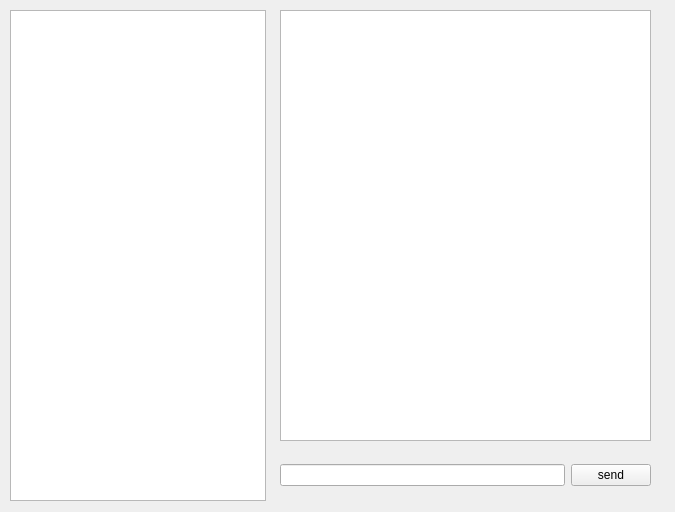
The window that IM/application-uic/im_form.ui (FrancoChiappori/qt-workshop) describes before a commit, drawn with Qt 5.
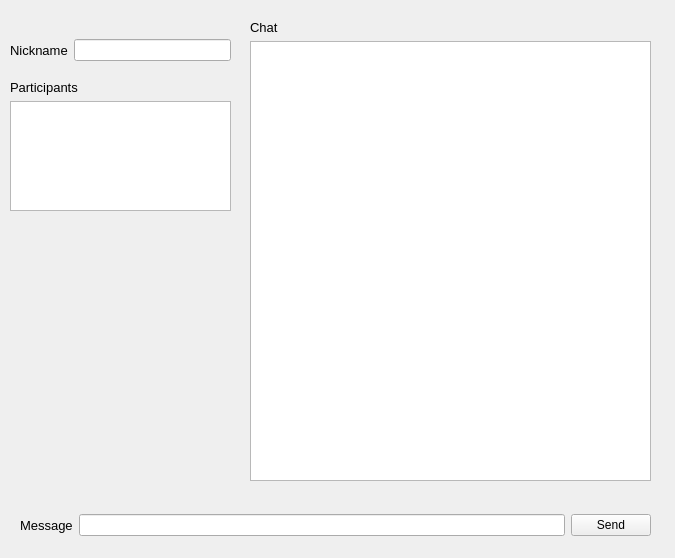
The same window after the commit.

Patch:
```diff
--- a/IM/application-uic/im_form.ui
+++ b/IM/application-uic/im_form.ui
@@ -7,7 +7,7 @@
     <x>0</x>
     <y>0</y>
     <width>675</width>
-    <height>512</height>
+    <height>558</height>
    </rect>
   </property>
   <property name="windowTitle">
@@ -19,44 +19,121 @@
   <widget class="QWidget" name="horizontalLayoutWidget">
    <property name="geometry">
     <rect>
-     <x>280</x>
-     <y>450</y>
-     <width>371</width>
+     <x>20</x>
+     <y>500</y>
+     <width>631</width>
      <height>51</height>
     </rect>
    </property>
    <layout class="QHBoxLayout" name="horizontalLayout">
     <item>
-     <widget class="QLineEdit" name="message_input"/>
+     <widget class="QLabel" name="MessageLabel">
+      <property name="font">
+       <font>
+        <pointsize>10</pointsize>
+       </font>
+      </property>
+      <property name="text">
+       <string>Message</string>
+      </property>
+     </widget>
     </item>
     <item>
-     <widget class="QPushButton" name="send_button">
+     <widget class="QLineEdit" name="MessageInput"/>
+    </item>
+    <item>
+     <widget class="QPushButton" name="SendMessage">
       <property name="text">
-       <string>send</string>
+       <string>Send</string>
       </property>
      </widget>
     </item>
    </layout>
   </widget>
-  <widget class="QListView" name="chatMsgView">
+  <widget class="QWidget" name="horizontalLayoutWidget_2">
    <property name="geometry">
     <rect>
-     <x>280</x>
-     <y>10</y>
-     <width>371</width>
-     <height>431</height>
+     <x>10</x>
+     <y>30</y>
+     <width>221</width>
+     <height>41</height>
     </rect>
    </property>
+   <layout class="QHBoxLayout" name="horizontalLayout_2">
+    <item>
+     <widget class="QLabel" name="NicknameLabel">
+      <property name="font">
+       <font>
+        <pointsize>10</pointsize>
+       </font>
+      </property>
+      <property name="text">
+       <string>Nickname</string>
+      </property>
+     </widget>
+    </item>
+    <item>
+     <widget class="QLineEdit" name="Nickname">
+      <property name="maxLength">
+       <number>30</number>
+      </property>
+     </widget>
+    </item>
+   </layout>
   </widget>
-  <widget class="QTreeView" name="treeView">
+  <widget class="QWidget" name="verticalLayoutWidget">
    <property name="geometry">
     <rect>
      <x>10</x>
-     <y>10</y>
-     <width>256</width>
-     <height>491</height>
+     <y>80</y>
+     <width>221</width>
+     <height>131</height>
     </rect>
    </property>
+   <layout class="QVBoxLayout" name="verticalLayout">
+    <item>
+     <widget class="QLabel" name="ParticipantsLabel">
+      <property name="font">
+       <font>
+        <pointsize>10</pointsize>
+       </font>
+      </property>
+      <property name="text">
+       <string>Participants</string>
+      </property>
+     </widget>
+    </item>
+    <item>
+     <widget class="QListView" name="Participants"/>
+    </item>
+   </layout>
+  </widget>
+  <widget class="QWidget" name="verticalLayoutWidget_2">
+   <property name="geometry">
+    <rect>
+     <x>250</x>
+     <y>20</y>
+     <width>401</width>
+     <height>461</height>
+    </rect>
+   </property>
+   <layout class="QVBoxLayout" name="verticalLayout_2">
+    <item>
+     <widget class="QLabel" name="ChatLabel">
+      <property name="font">
+       <font>
+        <pointsize>10</pointsize>
+       </font>
+      </property>
+      <property name="text">
+       <string>Chat</string>
+      </property>
+     </widget>
+    </item>
+    <item>
+     <widget class="QListView" name="Chat"/>
+    </item>
+   </layout>
   </widget>
  </widget>
  <resources/>
```
Left out of the diff: 2 changed lines with no effect on the pictures.
